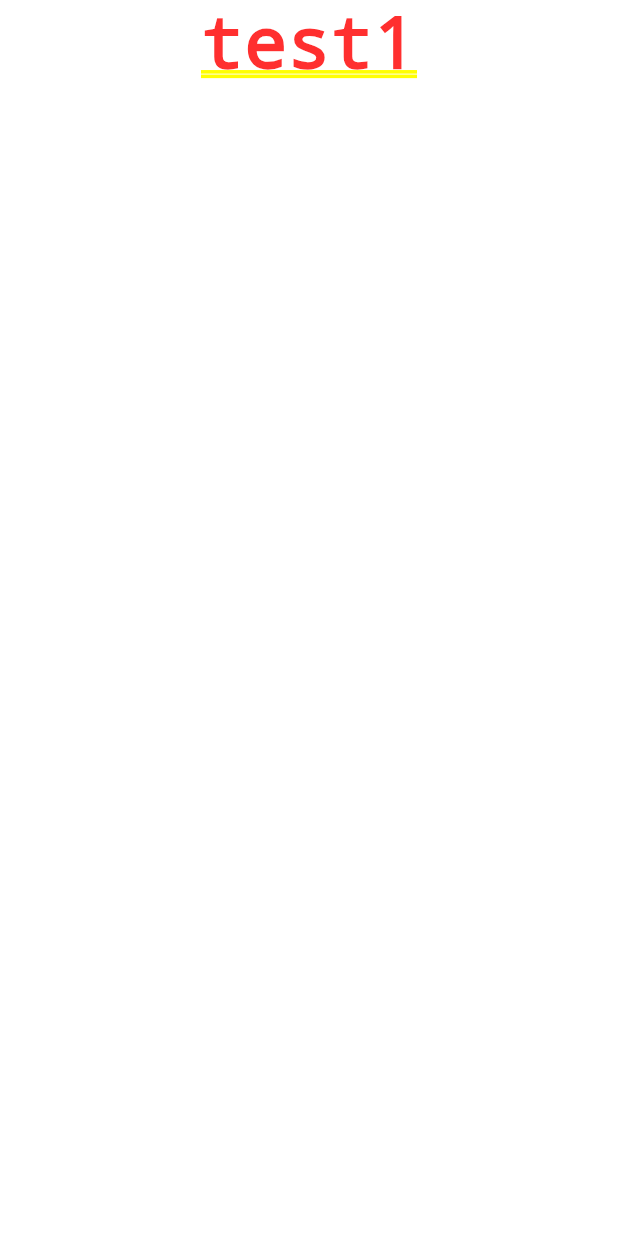
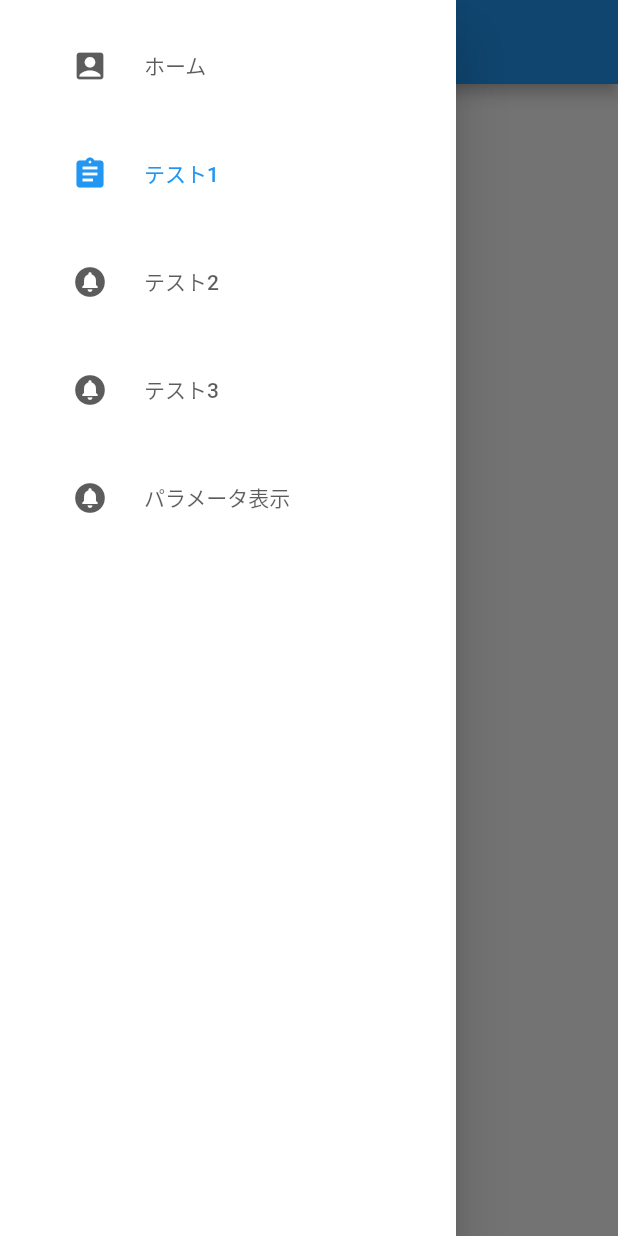
Before and after one commit to beeeyan/flutter-web-sample, a Flutter app: the Test1Page screen opened by its route, with the side drawer open (before the commit the screen has no drawer), on a phone screen of 412 x 824 dp. Run offline on Flutter 3.47's test engine with Material 2 defaults, Android fonts, the phone set to English and light mode, and no system bars; our stand-ins replace freezed_annotation, google_fonts, hooks_riverpod; missing offline and left inert: flutter_admin_scaffold, flutter_bootstrap.

Commit message:
ResponsiveScaffoldの実装（途中）

```diff
--- /dev/null
+++ b/lib/enum/resposive_type.dart
@@ -0,0 +1,5 @@
+enum ResponsiveType {
+  small,
+  medium,
+  large,
+}
--- /dev/null
+++ b/lib/presentation/component/custom_scaffold copy.dart
@@ -0,0 +1,70 @@
+import 'package:flutter/material.dart';
+import 'package:flutter_admin_scaffold/admin_scaffold.dart';
+import 'package:flutter_web_sample/presentation/page/home.dart';
+import 'package:flutter_web_sample/presentation/page/test1.dart';
+import 'package:flutter_web_sample/presentation/page/test2.dart';
+import 'package:flutter_web_sample/presentation/page/test3.dart';
+import 'package:flutter_web_sample/presentation/page/view_param.dart';
+
+///　サイドバーを表示するためのラッパー
+///
+///
+class CustomScaffold extends StatelessWidget {
+  const CustomScaffold(
+      {Key? key,
+      required this.route,
+      required this.title,
+      required this.children})
+      : super(key: key);
+
+  final String route;
+  final String title;
+  final List<Widget> children;
+
+  @override
+  Widget build(BuildContext context) {
+    return AdminScaffold(
+      backgroundColor: Colors.white,
+      appBar: AppBar(
+        title: Text(title),
+      ),
+      sideBar: SideBar(
+        backgroundColor: Colors.blueGrey,
+        textStyle: const TextStyle(color: Colors.white, fontSize: 16),
+        items: const [
+          AdminMenuItem(
+            title: HomePage.pageTitle,
+            route: HomePage.route,
+          ),
+          AdminMenuItem(
+            title: Test1Page.pageTitle,
+            route: Test1Page.route,
+          ),
+          AdminMenuItem(
+            title: Test2Page.pageTitle,
+            route: Test2Page.route,
+          ),
+          AdminMenuItem(
+            title: Test3Page.pageTitle,
+            route: Test3Page.route,
+          ),
+          AdminMenuItem(
+            title: ViewParamPage.pageTitle,
+            route: ViewParamPage.route + '?param=get parameter',
+          ),
+        ],
+        selectedRoute: route,
+        onSelected: (item) {
+          if (item.route != null) {
+            Navigator.pushNamed(context, item.route!);
+          }
+        },
+      ),
+      body: SingleChildScrollView(
+        child: Column(
+          children: children,
+        ),
+      ),
+    );
+  }
+}
--- a/lib/presentation/component/custom_scaffold.dart
+++ b/lib/presentation/component/custom_scaffold.dart
@@ -1,70 +1,84 @@
 import 'package:flutter/material.dart';
 import 'package:flutter_admin_scaffold/admin_scaffold.dart';
+import 'package:flutter_web_sample/enum/resposive_type.dart';
+import 'package:flutter_web_sample/presentation/component/responsive_scaffold.dart';
 import 'package:flutter_web_sample/presentation/page/home.dart';
 import 'package:flutter_web_sample/presentation/page/test1.dart';
 import 'package:flutter_web_sample/presentation/page/test2.dart';
 import 'package:flutter_web_sample/presentation/page/test3.dart';
 import 'package:flutter_web_sample/presentation/page/view_param.dart';
+import 'package:flutter_web_sample/util/responsive_notifier.dart';
+import 'package:hooks_riverpod/hooks_riverpod.dart';
+
+// メニュー押下時の遷移先
+final _paths = [
+  HomePage.route,
+  Test1Page.route,
+  Test2Page.route,
+  Test3Page.route,
+  ViewParamPage.route + '?param=get parameter',
+];
 
 ///　サイドバーを表示するためのラッパー
 ///
 ///
-class CustomScaffold extends StatelessWidget {
-  const CustomScaffold(
-      {Key? key,
-      required this.route,
-      required this.title,
-      required this.children})
-      : super(key: key);
+class CustomScaffold extends ConsumerWidget {
+  const CustomScaffold({
+    Key? key,
+    required this.title,
+    required this.children,
+    required this.index
+  }) : super(key: key);
 
-  final String route;
   final String title;
   final List<Widget> children;
+  final int index;
 
   @override
-  Widget build(BuildContext context) {
-    return AdminScaffold(
-      backgroundColor: Colors.white,
+  Widget build(BuildContext context, WidgetRef ref) {
+    final responsiveType =
+        ref.watch(responsiveProvider.notifier).getResponsiveType();
+    return ResponsiveScaffold(
+      responsiveType: responsiveType,
       appBar: AppBar(
         title: Text(title),
       ),
-      sideBar: SideBar(
-        backgroundColor: Colors.blueGrey,
-        textStyle: const TextStyle(color: Colors.white, fontSize: 16),
-        items: const [
-          AdminMenuItem(
-            title: HomePage.pageTitle,
-            route: HomePage.route,
+      destinations: const [
+        NavigationRailDestination(
+          label: Text(HomePage.pageTitle),
+          icon: Icon(
+            Icons.account_box_rounded,
           ),
-          AdminMenuItem(
-            title: Test1Page.pageTitle,
-            route: Test1Page.route,
+        ),
+        NavigationRailDestination(
+          label: Text(Test1Page.pageTitle),
+          icon: Icon(
+            Icons.assignment,
           ),
-          AdminMenuItem(
-            title: Test2Page.pageTitle,
-            route: Test2Page.route,
+        ),
+        NavigationRailDestination(
+          label: Text(Test2Page.pageTitle),
+          icon: Icon(
+            Icons.circle_notifications,
           ),
-          AdminMenuItem(
-            title: Test3Page.pageTitle,
-            route: Test3Page.route,
+        ),
+        NavigationRailDestination(
+          label: Text(Test3Page.pageTitle),
+          icon: Icon(
+            Icons.circle_notifications,
           ),
-          AdminMenuItem(
-            title: ViewParamPage.pageTitle,
-            route: ViewParamPage.route + '?param=get parameter',
+        ),
+        NavigationRailDestination(
+          label: Text(ViewParamPage.pageTitle),
+          icon: Icon(
+            Icons.circle_notifications,
           ),
-        ],
-        selectedRoute: route,
-        onSelected: (item) {
-          if (item.route != null) {
-            Navigator.pushNamed(context, item.route!);
-          }
-        },
-      ),
-      body: SingleChildScrollView(
-        child: Column(
-          children: children,
         ),
-      ),
+      ],
+      selectedIndex: index,
+      onSelectedIndexChange: (int index) => Navigator.pushNamed(context, _paths[index]),
+      extendedNavigationRailWidth: 220.0,
+      children: children,
     );
   }
 }
--- /dev/null
+++ b/lib/presentation/component/responsive_scaffold.dart
@@ -0,0 +1,93 @@
+import 'package:flutter/material.dart';
+import 'package:flutter_web_sample/enum/resposive_type.dart';
+
+///　サイドバーを表示するためのラッパー
+///
+///
+class ResponsiveScaffold extends StatelessWidget {
+  const ResponsiveScaffold({
+    super.key,
+    this.appBar,
+    required this.children,
+    this.selectedIndex = 0,
+    required this.destinations,
+    required this.onSelectedIndexChange,
+    this.navigationRailWidth = 72,
+    this.extendedNavigationRailWidth = 192,
+    this.selectedIconTheme = const IconThemeData(color: Colors.black),
+    this.unselectedIconTheme = const IconThemeData(color: Colors.black),
+    this.selectedLabelTextStyle = const TextStyle(color: Colors.black),
+    this.unselectedLabelTextStyle = const TextStyle(color: Colors.black),
+    this.navigationRailBackgroundColor,
+    this.responsiveType = ResponsiveType.large,
+  });
+  final AppBar? appBar;
+  final List<Widget> children;
+  final int selectedIndex;
+  final List<NavigationRailDestination> destinations;
+  final Function(int)? onSelectedIndexChange;
+  final double navigationRailWidth;
+  final double extendedNavigationRailWidth;
+  final IconThemeData selectedIconTheme;
+  final IconThemeData unselectedIconTheme;
+  final TextStyle selectedLabelTextStyle;
+  final TextStyle unselectedLabelTextStyle;
+  final Color? navigationRailBackgroundColor;
+  final ResponsiveType responsiveType;
+
+  @override
+  Widget build(BuildContext context) {
+    return Scaffold(
+      appBar: appBar,
+      drawer: responsiveType == ResponsiveType.small
+          ? Drawer(
+              child: NavigationRail(
+                extended: true,
+                selectedIndex: selectedIndex,
+                destinations: destinations,
+                onDestinationSelected: onSelectedIndexChange,
+              ),
+            )
+          : null,
+      body: Row(
+        children: [
+          if (responsiveType != ResponsiveType.small)
+            SizedBox(
+              width: responsiveType == ResponsiveType.medium
+                  ? navigationRailWidth
+                  : extendedNavigationRailWidth,
+              height: MediaQuery.of(context).size.height,
+              child: LayoutBuilder(
+                builder: (BuildContext context, BoxConstraints constraints) {
+                  return SingleChildScrollView(
+                    child: ConstrainedBox(
+                      constraints:
+                          BoxConstraints(minHeight: constraints.maxHeight),
+                      child: IntrinsicHeight(
+                        child: NavigationRail(
+                          destinations: destinations,
+                          selectedIndex: selectedIndex,
+                          backgroundColor: navigationRailBackgroundColor,
+                          onDestinationSelected: onSelectedIndexChange,
+                          extended: responsiveType == ResponsiveType.large,
+                          selectedIconTheme: selectedIconTheme,
+                          unselectedIconTheme: unselectedIconTheme,
+                          selectedLabelTextStyle: selectedLabelTextStyle,
+                          unselectedLabelTextStyle: unselectedLabelTextStyle,
+                        ),
+                      ),
+                    ),
+                  );
+                },
+              ),
+            ),
+          SingleChildScrollView(
+            child: Column(
+              children: children,
+            ),
+          ),
+        ],
+      ),
+    );
+  }
+}
--- a/lib/presentation/page/test1.dart
+++ b/lib/presentation/page/test1.dart
@@ -10,8 +10,8 @@ class Test1Page extends StatelessWidget {
   @override
   Widget build(BuildContext context) {
     return const CustomScaffold(
-        route: route,
         title: pageTitle,
+        index: 1,
         children: <Widget>[
           Center(child: Text('test1'),)
         ]);
--- a/lib/presentation/page/test2.dart
+++ b/lib/presentation/page/test2.dart
@@ -10,8 +10,8 @@ class Test2Page extends StatelessWidget {
   @override
   Widget build(BuildContext context) {
     return const CustomScaffold(
-        route: route,
         title: pageTitle,
+        index: 2,
         children: <Widget>[
           Center(child: Text('test2'),)
         ]);
--- a/lib/presentation/page/test3.dart
+++ b/lib/presentation/page/test3.dart
@@ -10,8 +10,8 @@ class Test3Page extends StatelessWidget {
   @override
   Widget build(BuildContext context) {
     return const CustomScaffold(
-        route: route,
         title: pageTitle,
+        index: 3,
         children: <Widget>[
           Center(child: Text('test3'),)
         ]);
--- a/lib/presentation/page/view_param.dart
+++ b/lib/presentation/page/view_param.dart
@@ -12,8 +12,8 @@ class ViewParamPage extends StatelessWidget {
   @override
   Widget build(BuildContext context) {
     return CustomScaffold(
-        route: route,
         title: pageTitle,
+        index: 4,
         children: <Widget>[
           Center(child: Text('パラメータの表示 $param'),)
         ]);
--- a/pubspec.yaml
+++ b/pubspec.yaml
@@ -6,7 +6,7 @@ publish_to: 'none' # Remove this line if you wish to publish to pub.dev
 version: 1.0.0+1
 
 environment:
-  sdk: ">=2.16.2 <3.0.0"
+  sdk: ">=2.17.0 <3.0.0"
 
 dependencies:
   cupertino_icons: ^1.0.2
```
Also changed, not shown: lib/presentation/page/home.dart (+45 -43 lines), lib/util/responsive_notifier.dart (+12 -0 lines), lib/presentation/page/list.dart (deleted).
